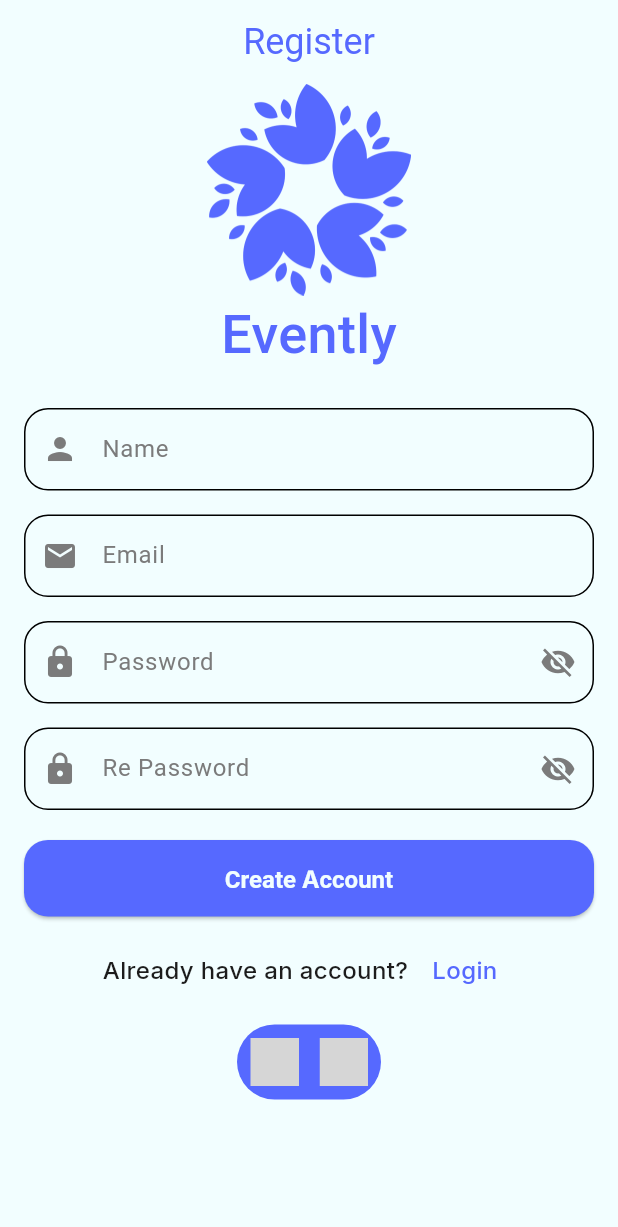
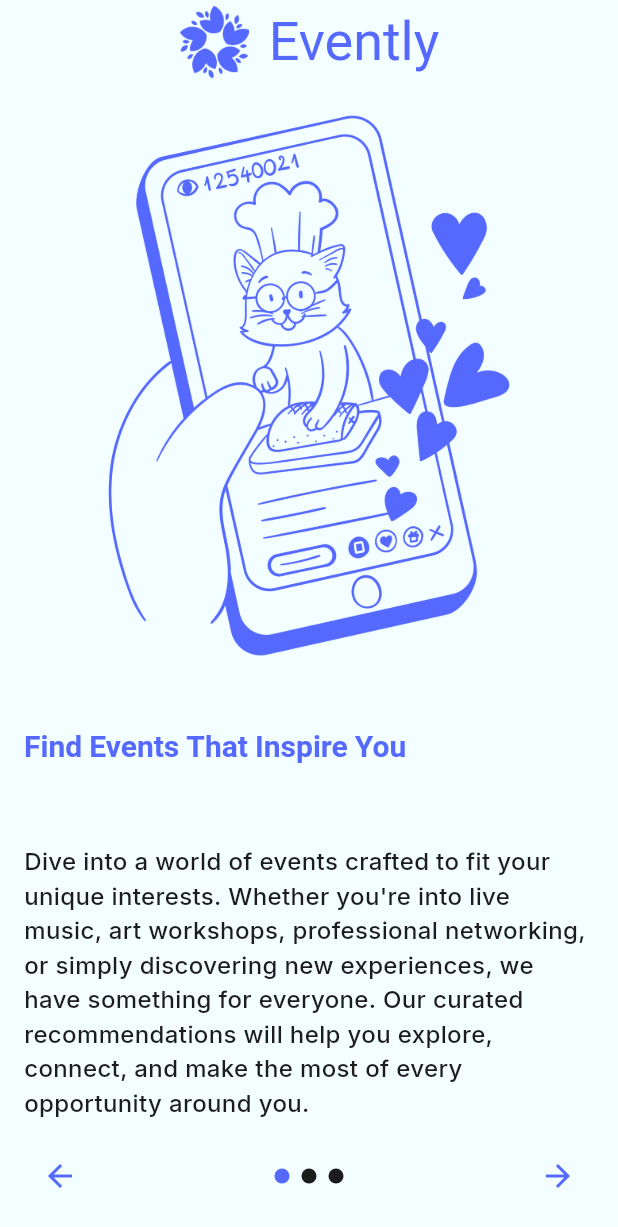
Before and after one commit to httpsnada/evently-event-planner-app, a Flutter app: the screen it shows after launch, after a tap on "Let's Start", on a phone screen of 412 x 824 dp. Shown: the top 1227 px of the screen. Run offline on Flutter 3.47's test engine with Material 3 defaults, Android fonts, the phone set to English and light mode, and no system bars; drawn by our look-alikes of animated_toggle_switch; our stand-ins replace animate_do, cloud_firestore, firebase_auth, firebase_core, google_fonts, icons_plus and 1 more; accounts and stored records are empty; grey boxes are pictures that could not be loaded.

Commit message:
feat: Enhance onboarding experience with a multi-page flow
- Added a new multi-page onboarding screen (`AppOnboardingScreen`) using a `PageView` to introduce app features.
- Implemented `CustomLayout` for a consistent look across onboarding pages.
- Created `PageIndicator` with dot indicators and back/next navigation controls.
- Added new image assets for the onboarding slides (`o1.png`, `o2.png`, `o3.png`).
- Defined a new route `AppOnboardingScreen` in `AppRoutes`.
- Updated `main.dart` to include the route for the new onboarding screen.
- Modified the original `OnboardingScreen` to navigate to the new multi-page onboarding flow instead of the registration screen.

```diff
--- a/lib/UI/design/design.dart
+++ b/lib/UI/design/design.dart
@@ -19,6 +19,9 @@ class AppImages {
   static const String sports = "assets/images/Sport.jpg";
   static const String workshop = "assets/images/Workshop.jpg";
   static const String branding = "assets/images/branding.png";
+  static const String onboarding01 = "assets/images/o1.png";
+  static const String onboarding02 = "assets/images/o2.png";
+  static const String onboarding03 = "assets/images/o3.png";
 }
 
 class AppIcons {
--- /dev/null
+++ b/lib/UI/screens/onborading/AppOnboardingScreens.dart
@@ -0,0 +1,165 @@
+import 'package:evently/UI/design/design.dart';
+import 'package:evently/UI/screens/onborading/CustomLayout.dart';
+import 'package:evently/routes.dart';
+import 'package:flutter/material.dart';
+
+class AppOnboardingScreen extends StatefulWidget {
+  const AppOnboardingScreen({super.key});
+
+  @override
+  State<AppOnboardingScreen> createState() => _AppOnboardingScreenState();
+}
+
+class _AppOnboardingScreenState extends State<AppOnboardingScreen> {
+  late PageController _pageViewController;
+  int _currentPageIndex = 0;
+
+  final int _numPages = 3;
+
+  @override
+  void initState() {
+    super.initState();
+    _pageViewController = PageController();
+  }
+
+  @override
+  void dispose() {
+    _pageViewController.dispose();
+    super.dispose();
+  }
+
+  @override
+  Widget build(BuildContext context) {
+    return Stack(
+      alignment: Alignment.bottomCenter,
+      children: <Widget>[
+        PageView(
+          controller: _pageViewController,
+          onPageChanged: (index) {
+            setState(() => _currentPageIndex = index);
+          },
+          children: <Widget>[
+            CustomLayout(
+              image: AppImages.onboarding01,
+              mainText: "Find Events That Inspire You",
+              subText:
+                  "Dive into a world of events crafted to fit your unique interests. "
+                  "Whether you're into live music, art workshops, professional networking, "
+                  "or simply discovering new experiences, we have something for everyone. "
+                  "Our curated recommendations will help you explore, "
+                  "connect, and make the most of every opportunity around you.",
+            ),
+
+            CustomLayout(
+              image: AppImages.onboarding02,
+              mainText: "Effortless Event Planning",
+              subText:
+                  "Take the hassle out of organizing events with our all-in-one planning tools."
+                  " From setting up invites and managing RSVPs to scheduling reminders and coordinating details,"
+                  " we’ve got you covered. Plan with ease and focus on what matters –"
+                  " creating an unforgettable experience for you and your guests.",
+            ),
+
+            CustomLayout(
+              image: AppImages.onboarding03,
+              mainText: "Connect with Friends & Share Moments",
+              subText:
+                  "Make every event memorable by sharing the experience with others."
+                  " Our platform lets you invite friends, keep everyone in the loop,"
+                  " and celebrate moments together. Capture and share the excitement with your network,"
+                  " so you can relive the highlights and cherish the memories.",
+            ),
+          ],
+        ),
+        PageIndicator(
+          currentPageIndex: _currentPageIndex,
+          numPages: _numPages,
+          onNext: () {
+            if (_currentPageIndex == _numPages - 1) {
+              Navigator.pushReplacementNamed(
+                context,
+                AppRoutes.RegisterScreen.routeName,
+              );
+            } else {
+              _pageViewController.nextPage(
+                duration: const Duration(milliseconds: 400),
+                curve: Curves.easeInOut,
+              );
+            }
+          },
+          onBack: () {
+            if (_currentPageIndex > 0) {
+              _pageViewController.previousPage(
+                duration: const Duration(milliseconds: 400),
+                curve: Curves.easeInOut,
+              );
+            }
+          },
+        ),
+      ],
+    );
+  }
+}
+
+class PageIndicator extends StatelessWidget {
+  const PageIndicator({
+    super.key,
+    required this.currentPageIndex,
+    required this.numPages,
+    required this.onNext,
+    required this.onBack,
+  });
+
+  final int currentPageIndex;
+  final int numPages;
+  final VoidCallback onNext;
+  final VoidCallback onBack;
+
+  @override
+  Widget build(BuildContext context) {
+    return Padding(
+      padding: const EdgeInsets.all(16.0),
+      child: Row(
+        mainAxisAlignment: MainAxisAlignment.spaceBetween,
+        children: <Widget>[
+          // Back button
+          IconButton(
+            onPressed: currentPageIndex == 0 ? null : onBack,
+            icon: Icon(
+              Icons.arrow_back,
+              size: 24,
+              color: Theme.of(context).colorScheme.primary,
+            ),
+          ),
+
+          // Dots
+          Row(
+            children: List.generate(numPages, (index) {
+              return Container(
+                margin: const EdgeInsets.symmetric(horizontal: 4),
+                width: 10,
+                height: 10,
+                decoration: BoxDecoration(
+                  shape: BoxShape.circle,
+                  color: currentPageIndex == index
+                      ? Theme.of(context).colorScheme.primary
+                      : const Color(0XFF1C1C1C),
+                ),
+              );
+            }),
+          ),
+
+          // Next / Finish button
+          IconButton(
+            onPressed: onNext,
+            icon: Icon(
+              Icons.arrow_forward,
+              size: 24,
+              color: Theme.of(context).colorScheme.primary,
+            ),
+          ),
+        ],
+      ),
+    );
+  }
+}
--- /dev/null
+++ b/lib/UI/screens/onborading/CustomLayout.dart
@@ -0,0 +1,57 @@
+import 'package:evently/UI/common/AppLogo.dart';
+import 'package:evently/UI/design/design.dart';
+import 'package:flutter/material.dart';
+
+class CustomLayout extends StatelessWidget {
+  String image;
+  String mainText;
+  String subText;
+
+  CustomLayout({
+    required this.image,
+    required this.mainText,
+    required this.subText,
+  });
+
+  @override
+  Widget build(BuildContext context) {
+    // TODO: implement build
+    return Scaffold(
+      appBar: AppBar(
+        title: Row(
+          mainAxisAlignment: MainAxisAlignment.center,
+          crossAxisAlignment: CrossAxisAlignment.center,
+          children: [
+            Image.asset(AppImages.logo, width: 48, height: 48),
+
+            SizedBox(width: 12),
+
+            AppLogo(),
+          ],
+        ),
+      ),
+
+      body: Column(
+        children: [
+          SizedBox(height: 12),
+          Expanded(child: Image.asset(image)),
+          Expanded(
+            child: Padding(
+              padding: EdgeInsets.all(16.0),
+              child: Column(
+                mainAxisAlignment: MainAxisAlignment.spaceEvenly,
+                crossAxisAlignment: CrossAxisAlignment.stretch,
+                children: [
+                  Text(mainText, style: Theme.of(context).textTheme.titleLarge),
+                  SizedBox(height: 8),
+                  Text(subText, style: Theme.of(context).textTheme.bodyMedium),
+                  SizedBox(height: 16),
+                ],
+              ),
+            ),
+          ),
+        ],
+      ),
+    );
+  }
+}
--- a/lib/UI/screens/onborading/onboardingScreen.dart
+++ b/lib/UI/screens/onborading/onboardingScreen.dart
@@ -86,15 +86,12 @@ class OnboradingScreen extends StatelessWidget {
                   ],
                 ),
                 Spacer(),
-                ElevatedButton(
-                    onPressed: () {
-                      Navigator.pushNamed(
+                ElevatedButton(onPressed: () {
+                  Navigator.pushReplacementNamed(
                         context,
-                        AppRoutes.RegisterScreen.routeName,
+                    AppRoutes.AppOnboardingScreen.routeName,
                       );
-                    },
-                    child: Text(AppLocalizations.of(context)!.letsStart))
-
+                }, child: Text(AppLocalizations.of(context)!.letsStart))
               ],
             ),
           )),
--- a/lib/main.dart
+++ b/lib/main.dart
@@ -6,6 +6,7 @@ import 'package:evently/UI/provider/ThemeProvider.dart';
 import 'package:evently/UI/screens/AddEvent/AddEventScreen.dart';
 import 'package:evently/UI/screens/home/HomeScreen.dart';
 import 'package:evently/UI/screens/login/LoginScreen.dart';
+import 'package:evently/UI/screens/onborading/AppOnboardingScreens.dart';
 import 'package:evently/UI/screens/onborading/onboardingScreen.dart';
 import 'package:evently/UI/screens/register/RegisterScreen.dart';
 import 'package:evently/UI/screens/splash/Splash_Screen.dart';
@@ -54,6 +55,8 @@ class MyApp extends StatelessWidget {
       routes: {
         AppRoutes.SplashScreen.routeName: (context) => SplashScreen(),
         AppRoutes.OnboardingScreen.routeName: (context) => OnboradingScreen(),
+        AppRoutes.AppOnboardingScreen.routeName: (context) =>
+            AppOnboardingScreen(),
         AppRoutes.RegisterScreen.routeName: (context) => RegisterScreen(),
         AppRoutes.LoginScreen.routeName: (context) => LoginScreen(),
         AppRoutes.HomeScreen.routeName: (context) => HomeScreen(),
--- a/lib/routes.dart
+++ b/lib/routes.dart
@@ -1,5 +1,6 @@
 enum AppRoutes {
   OnboardingScreen("OnboardingScreen"),
+  AppOnboardingScreen("AppOnboardingScreen"),
   SplashScreen("SplashScreen"),
   RegisterScreen("Register"),
   LoginScreen("Login"),
```
Also changed, not shown: assets/images/o1.png (added), assets/images/o2.png (added), assets/images/o3.png (added).
